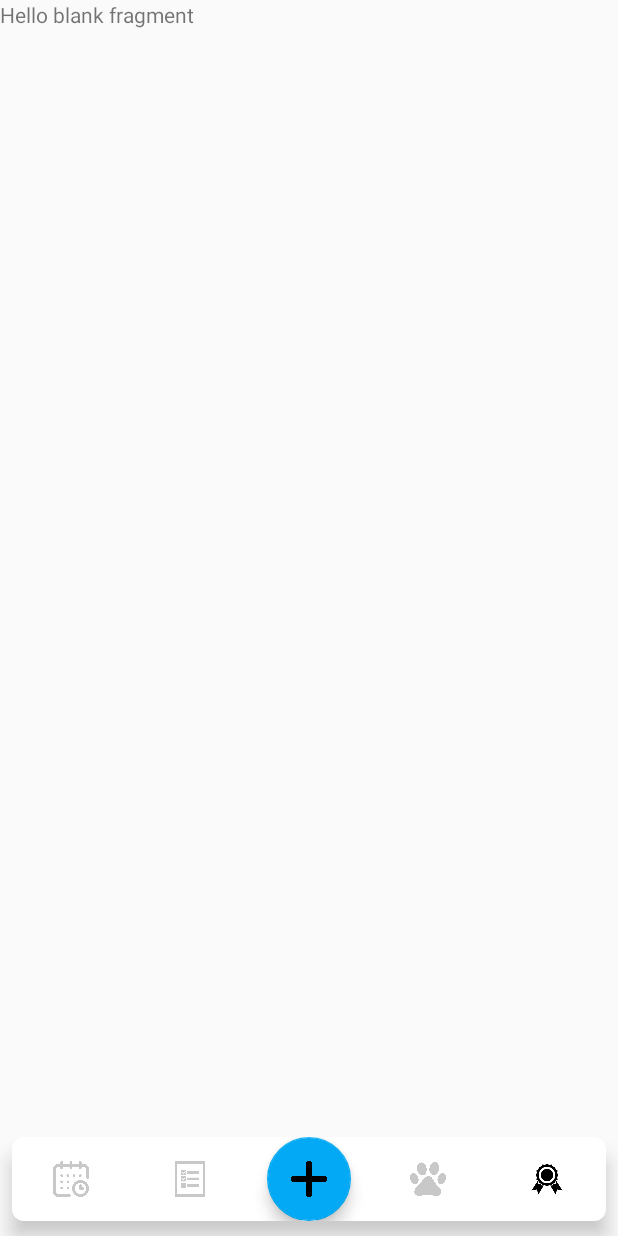
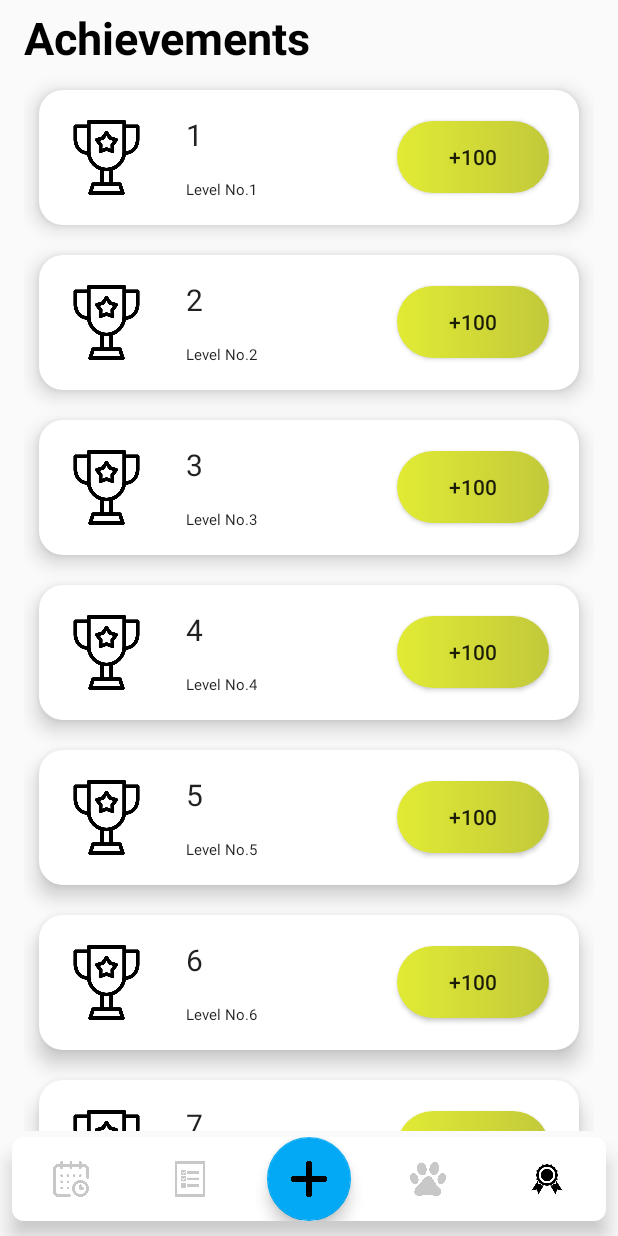
Before and after one commit to quanphanhong/habits-builder, an Android app: the screen it shows after launch (MainActivity), item 5 of the bottom bar chosen, on a phone screen of 412 x 824 dp. Run offline under Robolectric (Android 15) with nearby library versions, the phone set to English and light mode, and no system bars.

Commit message:
update 'achievements screen' and make a few minor adjustments

```diff
--- /dev/null
+++ b/app/src/main/java/com/example/habitsbuilder/AchievementsFragment.java
@@ -0,0 +1,71 @@
+package com.example.habitsbuilder;
+
+import android.content.Context;
+import android.os.Bundle;
+
+import androidx.fragment.app.Fragment;
+import androidx.recyclerview.widget.GridLayoutManager;
+import androidx.recyclerview.widget.LinearLayoutManager;
+import androidx.recyclerview.widget.RecyclerView;
+
+import android.view.LayoutInflater;
+import android.view.View;
+import android.view.ViewGroup;
+
+import com.example.habitsbuilder.dummy.DummyContent;
+
+/**
+ * A fragment representing a list of Items.
+ */
+public class AchievementsFragment extends Fragment {
+
+    // TODO: Customize parameter argument names
+    private static final String ARG_COLUMN_COUNT = "column-count";
+    // TODO: Customize parameters
+    private int mColumnCount = 1;
+
+    /**
+     * Mandatory empty constructor for the fragment manager to instantiate the
+     * fragment (e.g. upon screen orientation changes).
+     */
+    public AchievementsFragment() {
+    }
+
+    // TODO: Customize parameter initialization
+    @SuppressWarnings("unused")
+    public static AchievementsFragment newInstance(int columnCount) {
+        AchievementsFragment fragment = new AchievementsFragment();
+        Bundle args = new Bundle();
+        args.putInt(ARG_COLUMN_COUNT, columnCount);
+        fragment.setArguments(args);
+        return fragment;
+    }
+
+    @Override
+    public void onCreate(Bundle savedInstanceState) {
+        super.onCreate(savedInstanceState);
+
+        if (getArguments() != null) {
+            mColumnCount = getArguments().getInt(ARG_COLUMN_COUNT);
+        }
+    }
+
+    @Override
+    public View onCreateView(LayoutInflater inflater, ViewGroup container,
+                             Bundle savedInstanceState) {
+        View view = inflater.inflate(R.layout.fragment_achievements_list, container, false);
+
+        // Set the adapter
+        if (view instanceof RecyclerView) {
+            Context context = view.getContext();
+            RecyclerView recyclerView = (RecyclerView) view;
+            if (mColumnCount <= 1) {
+                recyclerView.setLayoutManager(new LinearLayoutManager(context));
+            } else {
+                recyclerView.setLayoutManager(new GridLayoutManager(context, mColumnCount));
+            }
+            recyclerView.setAdapter(new MyAchievementRecyclerViewAdapter(DummyContent.DummyAchievement_ITEMS));
+        }
+        return view;
+    }
+}
--- a/app/src/main/java/com/example/habitsbuilder/MainActivity.java
+++ b/app/src/main/java/com/example/habitsbuilder/MainActivity.java
@@ -13,6 +13,7 @@ import android.view.MenuInflater;
 import android.view.MenuItem;
 import android.view.View;
 import android.widget.LinearLayout;
+import android.widget.TextView;
 
 import com.google.android.material.bottomnavigation.BottomNavigationView;
 
@@ -23,11 +24,12 @@ public class MainActivity extends AppCompatActivity {
     NavHostFragment fragment;
     NavController navController;
 
+    TextView mainTitle;
+
     @Override
     protected void onCreate(Bundle savedInstanceState) {
         super.onCreate(savedInstanceState);
         setContentView(R.layout.activity_main);
-
         init();
         menuItemsChanged();
     }
@@ -38,6 +40,8 @@ public class MainActivity extends AppCompatActivity {
 
         fragment = (NavHostFragment) getSupportFragmentManager().findFragmentById(R.id.fragment);
         navController = Navigation.findNavController(this, R.id.fragment);
+
+        mainTitle = (TextView) findViewById(R.id.main_title);
     }
 
     private void menuItemsChanged() {
@@ -47,16 +51,23 @@ public class MainActivity extends AppCompatActivity {
                     public boolean onNavigationItemSelected(@NonNull MenuItem menuItem) {
                         switch (menuItem.getItemId()) {
                             case R.id.DailyTask:
+                                mainTitle.setText(R.string.mode1);
                                 navController.navigate(R.id.dailyTaskFragment);
                                 break;
                             case R.id.HabitList:
+                                mainTitle.setText(R.string.mode2);
                                 navController.navigate(R.id.habitListFragment);
                                 break;
                             case R.id.NewHabit:
                                 openNewHabitActivity();
                                 break;
                             case R.id.Pet:
+                                mainTitle.setText(R.string.mode4);
                                 navController.navigate(R.id.petsFragment);
+                                break;
+                            case R.id.Achievements:
+                                mainTitle.setText(R.string.mode5);
+                                navController.navigate(R.id.achievementsFragment2);
                                 break;
                         }
                         return true;
--- /dev/null
+++ b/app/src/main/java/com/example/habitsbuilder/MyAchievementRecyclerViewAdapter.java
@@ -0,0 +1,63 @@
+package com.example.habitsbuilder;
+
+import androidx.recyclerview.widget.RecyclerView;
+
+import android.view.LayoutInflater;
+import android.view.View;
+import android.view.ViewGroup;
+import android.widget.TextView;
+
+import com.example.habitsbuilder.dummy.DummyContent.DummyAchievement;
+
+import java.util.List;
+
+/**
+ * {@link RecyclerView.Adapter} that can display a {@link DummyAchievement}.
+ * TODO: Replace the implementation with code for your data type.
+ */
+public class MyAchievementRecyclerViewAdapter extends RecyclerView.Adapter<MyAchievementRecyclerViewAdapter.ViewHolder> {
+
+    private final List<DummyAchievement> mValues;
+
+    public MyAchievementRecyclerViewAdapter(List<DummyAchievement> items) {
+        mValues = items;
+    }
+
+    @Override
+    public ViewHolder onCreateViewHolder(ViewGroup parent, int viewType) {
+        View view = LayoutInflater.from(parent.getContext())
+                .inflate(R.layout.fragment_achievements, parent, false);
+        return new ViewHolder(view);
+    }
+
+    @Override
+    public void onBindViewHolder(final ViewHolder holder, int position) {
+        holder.mItem = mValues.get(position);
+        holder.mIdView.setText(mValues.get(position).id);
+        holder.mContentView.setText(mValues.get(position).content);
+    }
+
+    @Override
+    public int getItemCount() {
+        return mValues.size();
+    }
+
+    public class ViewHolder extends RecyclerView.ViewHolder {
+        public final View mView;
+        public final TextView mIdView;
+        public final TextView mContentView;
+        public DummyAchievement mItem;
+
+        public ViewHolder(View view) {
+            super(view);
+            mView = view;
+            mIdView = (TextView) view.findViewById(R.id.item_number);
+            mContentView = (TextView) view.findViewById(R.id.content);
+        }
+
+        @Override
+        public String toString() {
+            return super.toString() + " '" + mContentView.getText() + "'";
+        }
+    }
+}
--- a/app/src/main/java/com/example/habitsbuilder/NewHabit.java
+++ b/app/src/main/java/com/example/habitsbuilder/NewHabit.java
@@ -50,7 +50,7 @@ public class NewHabit extends AppCompatActivity {
     }
 
     private void prepFrequency() {
-        String values[] = {"1 days", "2 days", "3 days", "4 days", "5 days", "6 days", "7 days"};
+        String values[] = {"1 day", "2 days", "3 days", "4 days", "5 days", "6 days", "7 days"};
         ArrayAdapter<String> adapter = new ArrayAdapter<String>(
                 this,
                 android.R.layout.simple_spinner_item,
--- /dev/null
+++ b/app/src/main/res/drawable-v24/rewarding_button_background.xml
@@ -0,0 +1,7 @@
+<?xml version="1.0" encoding="utf-8"?>
+<shape xmlns:android="http://schemas.android.com/apk/res/android">
+    <gradient
+        android:startColor="@color/colorRewardingButton_startColor"
+        android:endColor="@color/colorRewardingButton_endColor" />
+    <corners android:radius="30dp" />
+</shape>
--- a/app/src/main/res/layout/activity_main.xml
+++ b/app/src/main/res/layout/activity_main.xml
@@ -6,11 +6,36 @@
     android:layout_height="match_parent"
     tools:context=".MainActivity">
 
+    <androidx.constraintlayout.widget.ConstraintLayout
+        android:id="@+id/header_panel"
+        android:layout_width="match_parent"
+        android:layout_height="50dp">
+
+        <TextView
+            android:id="@+id/main_title"
+            android:layout_width="wrap_content"
+            android:layout_height="wrap_content"
+            android:layout_marginStart="16dp"
+            android:layout_marginLeft="16dp"
+            android:gravity="center_horizontal"
+            android:text="@string/mode1"
+            android:textAlignment="center"
+            android:textSize="30sp"
+            android:textStyle="bold"
+            android:textColor="@color/titleColor"
+            app:layout_constraintBottom_toBottomOf="parent"
+            app:layout_constraintStart_toStartOf="parent"
+            app:layout_constraintTop_toTopOf="parent" />
+
+    </androidx.constraintlayout.widget.ConstraintLayout>
+
     <fragment
         android:id="@+id/fragment"
         android:name="androidx.navigation.fragment.NavHostFragment"
         android:layout_width="match_parent"
-        android:layout_height="671dp"
+        android:layout_height="match_parent"
+        android:layout_marginTop="50dp"
+        android:layout_marginBottom="70dp"
         app:defaultNavHost="true"
         app:navGraph="@navigation/nav_graph" />
 
--- /dev/null
+++ b/app/src/main/res/layout/fragment_achievements.xml
@@ -0,0 +1,51 @@
+<?xml version="1.0" encoding="utf-8"?>
+<LinearLayout xmlns:android="http://schemas.android.com/apk/res/android"
+    android:layout_width="match_parent"
+    android:layout_height="wrap_content"
+    android:layout_margin="@dimen/achievements_item_margin"
+    android:elevation="8dp"
+    android:background="@drawable/habit_item_background"
+    android:orientation="horizontal">
+
+    <ImageView
+        android:layout_width="50dp"
+        android:layout_height="50dp"
+        android:layout_gravity="center_vertical"
+        android:layout_margin="@dimen/achievements_icon_margin"
+        android:src="@drawable/ic_cup"/>
+
+    <LinearLayout
+        android:layout_width="wrap_content"
+        android:layout_height="wrap_content"
+        android:layout_gravity="center_vertical"
+        android:layout_weight="5"
+        android:orientation="vertical">
+
+        <TextView
+            android:id="@+id/item_number"
+            android:layout_width="wrap_content"
+            android:layout_height="wrap_content"
+            android:layout_margin="@dimen/achievements_text_margin"
+            android:textSize="@dimen/achievements_text_size_large"
+            android:textAppearance="?attr/textAppearanceListItem" />
+
+        <TextView
+            android:id="@+id/content"
+            android:layout_width="wrap_content"
+            android:layout_height="wrap_content"
+            android:layout_margin="@dimen/achievements_text_margin"
+            android:textSize="@dimen/achievements_text_size_small"
+            android:textAppearance="?attr/textAppearanceListItem" />
+
+    </LinearLayout>
+
+    <Button
+        android:layout_width="wrap_content"
+        android:layout_height="wrap_content"
+        android:layout_gravity="end|center_vertical"
+        android:layout_margin="@dimen/achievements_icon_margin"
+        android:layout_weight="1"
+        android:text="+100"
+        android:background="@drawable/rewarding_button_background"/>
+
+</LinearLayout>
--- /dev/null
+++ b/app/src/main/res/layout/fragment_achievements_list.xml
@@ -0,0 +1,14 @@
+<?xml version="1.0" encoding="utf-8"?>
+
+<androidx.recyclerview.widget.RecyclerView xmlns:android="http://schemas.android.com/apk/res/android"
+    xmlns:app="http://schemas.android.com/apk/res-auto"
+    xmlns:tools="http://schemas.android.com/tools"
+    android:id="@+id/list"
+    android:name="com.example.habitsbuilder.AchievementsFragment"
+    android:layout_width="match_parent"
+    android:layout_height="match_parent"
+    android:layout_marginLeft="16dp"
+    android:layout_marginRight="16dp"
+    app:layoutManager="LinearLayoutManager"
+    tools:context=".AchievementsFragment"
+    tools:listitem="@layout/fragment_achievements" />
--- a/app/src/main/res/layout/fragment_pets.xml
+++ b/app/src/main/res/layout/fragment_pets.xml
@@ -3,12 +3,4 @@
     xmlns:tools="http://schemas.android.com/tools"
     android:layout_width="match_parent"
     android:layout_height="match_parent"
-    tools:context=".PetsFragment">
-
-    <!-- TODO: Update blank fragment layout -->
-    <TextView
-        android:layout_width="match_parent"
-        android:layout_height="match_parent"
-        android:text="@string/hello_blank_fragment" />
-
-</FrameLayout>
+    tools:context=".PetsFragment"/>
--- a/app/src/main/res/navigation/nav_graph.xml
+++ b/app/src/main/res/navigation/nav_graph.xml
@@ -16,9 +16,6 @@
         <action
             android:id="@+id/action_dailyTaskFragment_to_petsFragment"
             app:destination="@id/petsFragment" />
-        <action
-            android:id="@+id/action_dailyTaskFragment_to_achievementsFragment"
-            app:destination="@id/achievementsFragment" />
     </fragment>
     <fragment
         android:id="@+id/habitListFragment"
@@ -31,9 +28,6 @@
         <action
             android:id="@+id/action_habitListFragment_to_petsFragment"
             app:destination="@id/petsFragment" />
-        <action
-            android:id="@+id/action_habitListFragment_to_achievementsFragment"
-            app:destination="@id/achievementsFragment" />
     </fragment>
     <fragment
         android:id="@+id/petsFragment"
@@ -46,23 +40,20 @@
         <action
             android:id="@+id/action_petsFragment_to_dailyTaskFragment"
             app:destination="@id/dailyTaskFragment" />
-        <action
-            android:id="@+id/action_petsFragment_to_achievementsFragment"
-            app:destination="@id/achievementsFragment" />
     </fragment>
     <fragment
-        android:id="@+id/achievementsFragment"
+        android:id="@+id/achievementsFragment2"
         android:name="com.example.habitsbuilder.AchievementsFragment"
         android:label="fragment_achievements_list"
         tools:layout="@layout/fragment_achievements_list" >
         <action
-            android:id="@+id/action_achievementsFragment_to_habitListFragment"
-            app:destination="@id/habitListFragment" />
+            android:id="@+id/action_achievementsFragment2_to_petsFragment"
+            app:destination="@id/petsFragment" />
         <action
-            android:id="@+id/action_achievementsFragment_to_dailyTaskFragment"
+            android:id="@+id/action_achievementsFragment2_to_dailyTaskFragment"
             app:destination="@id/dailyTaskFragment" />
         <action
-            android:id="@+id/action_achievementsFragment_to_petsFragment"
-            app:destination="@id/petsFragment" />
+            android:id="@+id/action_achievementsFragment2_to_habitListFragment"
+            app:destination="@id/habitListFragment" />
     </fragment>
 </navigation>
--- a/app/src/main/res/values/colors.xml
+++ b/app/src/main/res/values/colors.xml
@@ -7,4 +7,8 @@
 
     <!-- habit list -->
     <color name="colorHabitStartingDate">#FC0303</color>
+
+    <!-- achievements -->
+    <color name="colorRewardingButton_startColor">#E1EB34</color>
+    <color name="colorRewardingButton_endColor">#C2C93A</color>
 </resources>
--- a/app/src/main/res/values/dimens.xml
+++ b/app/src/main/res/values/dimens.xml
@@ -2,6 +2,7 @@
 <resources>
     <dimen name="text_margin">16dp</dimen>
 
+    <!-- daily task -->
     <dimen name="daily_task_habit_list_title">20sp</dimen>
     <dimen name="daily_task_layout_margin_left">20dp</dimen>
 
@@ -14,4 +15,11 @@
     <dimen name="new_habit_title_size">20sp</dimen>
     <dimen name="new_habit_edit_text_size_large">30sp</dimen>
     <dimen name="new_habit_edit_text_size_small">20sp</dimen>
+
+    <!-- achievements -->
+    <dimen name="achievements_item_margin">10dp</dimen>
+    <dimen name="achievements_icon_margin">20dp</dimen>
+    <dimen name="achievements_text_size_large">20sp</dimen>
+    <dimen name="achievements_text_size_small">10sp</dimen>
+    <dimen name="achievements_text_margin">8dp</dimen>
 </resources>
```
Also changed, not shown: app/src/main/java/com/example/habitsbuilder/dummy/DummyContent.java (+64 -0 lines), app/src/main/res/layout/activity_new_habit.xml (+19 -11 lines), app/src/main/res/layout/fragment_daily_task.xml (+1 -25 lines), app/src/main/res/values/strings.xml (+5 -5 lines), app/src/main/res/drawable-v24/ic_cup.png (added).
